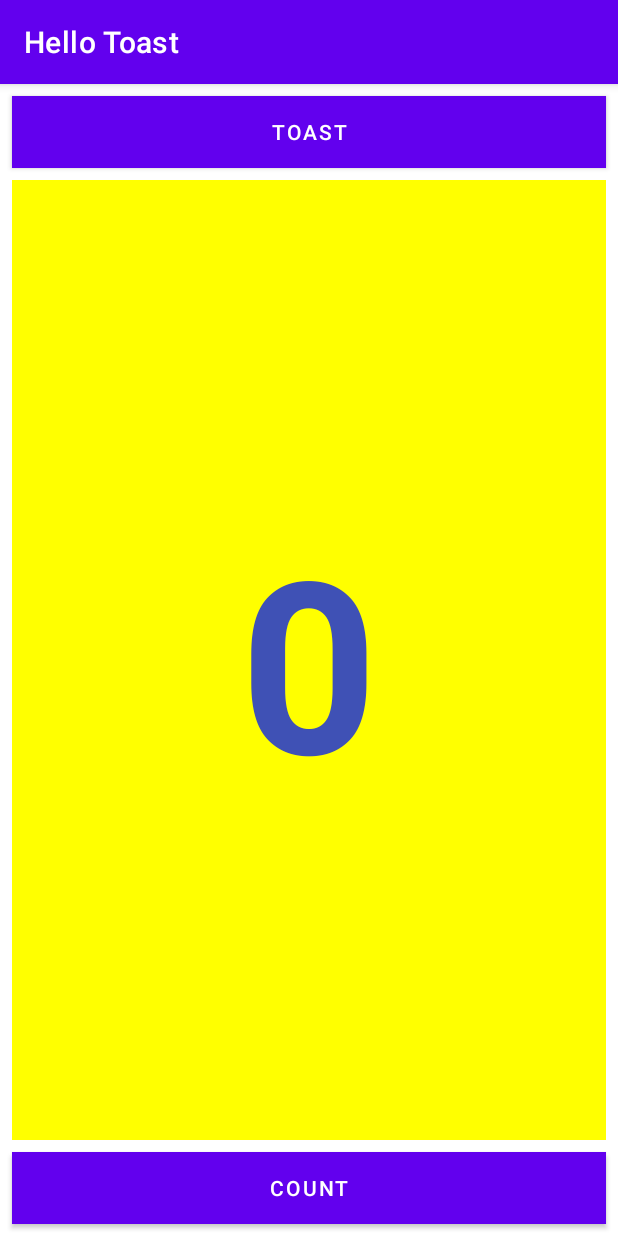
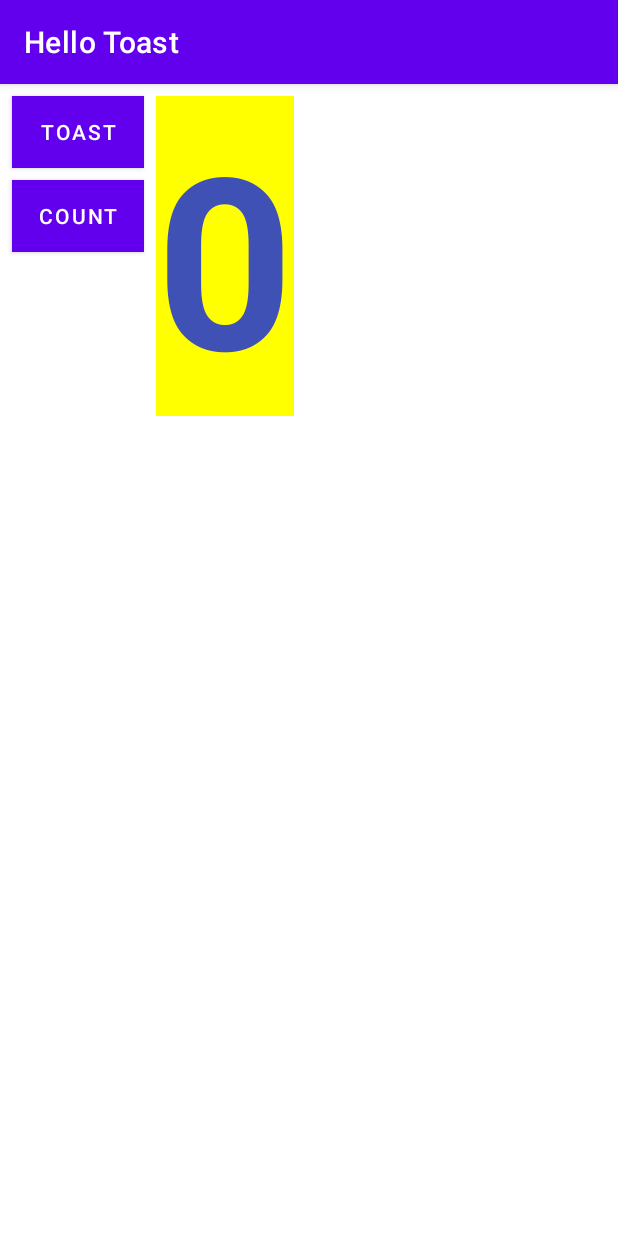
Before and after one commit to Susan-Paudel/My-first-interactive-UI, an Android app: the screen it shows after launch (MainActivity), on a phone screen of 412 x 824 dp. Run offline under Robolectric (Android 15) with nearby library versions, the phone set to English and light mode, and no system bars.

Commit message:
coding_challenge update

```diff
--- a/app/src/main/res/layout/activity_main.xml
+++ b/app/src/main/res/layout/activity_main.xml
@@ -8,51 +8,43 @@
 
     <Button
         android:id="@+id/button_toast"
-        android:layout_width="0dp"
+        android:layout_width="wrap_content"
         android:layout_height="wrap_content"
-        android:layout_marginEnd="8dp"
         android:layout_marginStart="8dp"
         android:layout_marginTop="8dp"
         android:background="@color/colorPrimary"
+        android:onClick="showToast"
         android:text="@string/button_label_toast"
         android:textColor="@android:color/white"
-        app:layout_constraintEnd_toEndOf="parent"
         app:layout_constraintStart_toStartOf="parent"
-        app:layout_constraintTop_toTopOf="parent"
-        android:onClick="showToast"/>
+        app:layout_constraintTop_toTopOf="parent" />
 
     <Button
         android:id="@+id/button_count"
-        android:layout_width="0dp"
+        android:layout_width="wrap_content"
         android:layout_height="wrap_content"
-        android:layout_marginBottom="8dp"
-        android:layout_marginEnd="8dp"
         android:layout_marginStart="8dp"
+        android:layout_marginTop="8dp"
         android:background="@color/colorPrimary"
+        android:onClick="countUp"
         android:text="@string/button_label_count"
         android:textColor="@android:color/white"
-        app:layout_constraintBottom_toBottomOf="parent"
-        app:layout_constraintEnd_toEndOf="parent"
         app:layout_constraintStart_toStartOf="parent"
-        android:onClick="countUp" />
+        app:layout_constraintTop_toBottomOf="@+id/button_toast" />
 
     <TextView
         android:id="@+id/show_count"
-        android:layout_width="0dp"
-        android:layout_height="0dp"
+        android:layout_width="wrap_content"
+        android:layout_height="wrap_content"
+        android:background="#FFFF00"
+        android:gravity="center"
         android:layout_marginStart="8dp"
         android:layout_marginTop="8dp"
-        android:layout_marginEnd="8dp"
-        android:layout_marginBottom="8dp"
-        android:background="#FFFF00"
-        android:gravity="center"
         android:text="@string/count_initial_value"
         android:textColor="@color/colorPrimary"
         android:textSize="160sp"
         android:textStyle="bold"
-        app:layout_constraintBottom_toTopOf="@+id/button_count"
-        app:layout_constraintEnd_toEndOf="parent"
-        app:layout_constraintStart_toStartOf="parent"
-        app:layout_constraintTop_toBottomOf="@+id/button_toast" />
+        app:layout_constraintStart_toEndOf="@+id/button_count"
+        app:layout_constraintTop_toTopOf="parent" />
 
 </androidx.constraintlayout.widget.ConstraintLayout>
```
